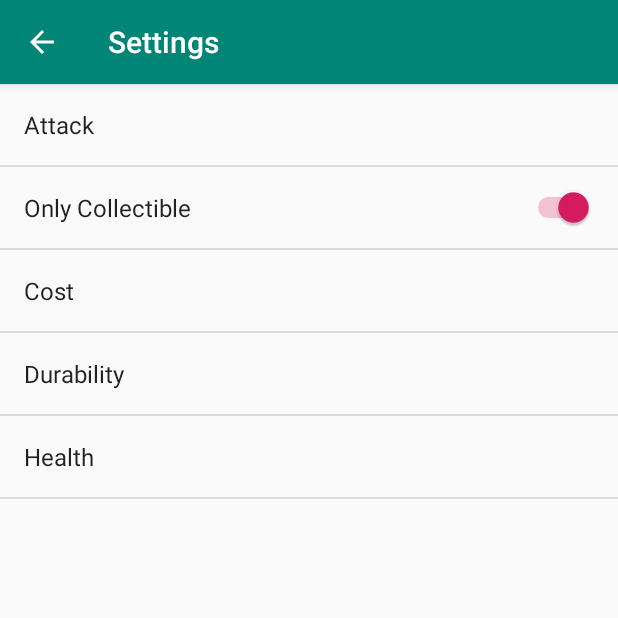
After one commit to EmreCan-Haciosmanoglu/CardsOfHearthstone, an Android app: the SettingsActivity screen opened directly, with no data from a screen before it, on a phone screen of 412 x 824 dp, the top half of it. The commit adds this screen. Run offline under Robolectric (Android 15) with nearby library versions, the phone set to English and light mode, and no system bars.

Commit message:
Settings

```diff
--- a/CardsOfHearthstone/app/build.gradle
+++ b/CardsOfHearthstone/app/build.gradle
@@ -23,6 +23,7 @@ dependencies {
     implementation 'com.android.support:appcompat-v7:28.0.0'
     implementation 'com.android.support.constraint:constraint-layout:1.1.3'
     implementation 'com.android.support:design:28.0.0'
+    implementation 'com.android.support:support-v4:28.0.0'
     testImplementation 'junit:junit:4.12'
     androidTestImplementation 'com.android.support.test:runner:1.0.2'
     androidTestImplementation 'com.android.support.test.espresso:espresso-core:3.0.2'
--- /dev/null
+++ b/CardsOfHearthstone/app/src/main/java/cardsofhearthstone/cardsofhearthstone/SettingsActivity.java
@@ -0,0 +1,14 @@
+package cardsofhearthstone.cardsofhearthstone;
+
+import android.os.Bundle;
+import android.support.v7.app.AppCompatActivity;
+
+public class SettingsActivity extends AppCompatActivity {
+    @Override
+    protected void onCreate(Bundle savedInstanceState) {
+        super.onCreate(savedInstanceState);
+        getFragmentManager().beginTransaction()
+                .replace(android.R.id.content, new SettingsFragment())
+                .commit();
+    }
+}
--- /dev/null
+++ b/CardsOfHearthstone/app/src/main/java/cardsofhearthstone/cardsofhearthstone/SettingsFragment.java
@@ -0,0 +1,21 @@
+package cardsofhearthstone.cardsofhearthstone;
+
+import android.preference.Preference;
+import android.preference.PreferenceFragment;
+import android.support.v7.app.AppCompatActivity;
+import android.os.Bundle;
+
+public class SettingsFragment extends PreferenceFragment
+        implements Preference.OnPreferenceChangeListener {
+    @Override
+    public void onCreate(Bundle savedInstanceState) {
+        super.onCreate(savedInstanceState);
+        addPreferencesFromResource(R.xml.pref_general);
+    }
+    @Override
+    public boolean onPreferenceChange(Preference preference, Object value) {
+        String stringValue = value.toString();
+        preference.setSummary(stringValue);
+        return true;
+    }
+}
--- /dev/null
+++ b/CardsOfHearthstone/app/src/main/res/xml/pref_general.xml
@@ -0,0 +1,47 @@
+<PreferenceScreen
+    xmlns:android = "http://schemas.android.com/apk/res/android"
+
+    android:layout_width ="match_parent"
+    android:layout_height="match_parent">
+
+    <EditTextPreference
+        android:title        ="Attack"
+        android:key          ="attack"
+        android:defaultValue ="-1"
+        android:inputType    ="number"
+        android:singleLine   ="true">
+    </EditTextPreference>
+
+    <SwitchPreference
+        android:title           ="Only Collectible"
+        android:key             ="collectible"
+        android:defaultValue    ="true">
+
+    </SwitchPreference>
+
+    <EditTextPreference
+        android:title        ="Cost"
+        android:key          ="cost"
+        android:defaultValue ="-1"
+        android:inputType    ="number"
+        android:singleLine   ="true">
+    </EditTextPreference>
+
+    <EditTextPreference
+        android:title        ="Durability"
+        android:key          ="durability"
+        android:defaultValue ="-1"
+        android:inputType    ="number"
+        android:singleLine   ="true">
+    </EditTextPreference>
+
+    <EditTextPreference
+        android:title        ="Health"
+        android:key          ="health"
+        android:defaultValue ="-1"
+        android:inputType    ="number"
+        android:singleLine   ="true">
+    </EditTextPreference>
+
+
+</PreferenceScreen>
```
Also changed, not shown: CardsOfHearthstone/app/src/main/AndroidManifest.xml (+10 -1 lines), CardsOfHearthstone/app/src/main/java/cardsofhearthstone/cardsofhearthstone/AppCompatPreferenceActivity.java (added, +109 -0 lines), CardsOfHearthstone/app/src/main/java/cardsofhearthstone/cardsofhearthstone/MainActivity.java (+12 -11 lines), CardsOfHearthstone/app/src/main/res/drawable/ic_info_black_24dp.xml (added, +9 -0 lines), CardsOfHearthstone/app/src/main/res/drawable/ic_notifications_black_24dp.xml (added, +9 -0 lines), CardsOfHearthstone/app/src/main/res/drawable/ic_sync_black_24dp.xml (added, +9 -0 lines), CardsOfHearthstone/app/src/main/res/layout/activity_main.xml (+7 -0 lines), CardsOfHearthstone/app/src/main/res/layout/settings_fragment.xml (added, +9 -0 lines), CardsOfHearthstone/app/src/main/res/values/strings.xml (+73 -0 lines), CardsOfHearthstone/app/src/main/res/xml/pref_data_sync.xml (added, +21 -0 lines), CardsOfHearthstone/app/src/main/res/xml/pref_headers.xml (added, +20 -0 lines), CardsOfHearthstone/app/src/main/res/xml/pref_notification.xml (added, +27 -0 lines).
